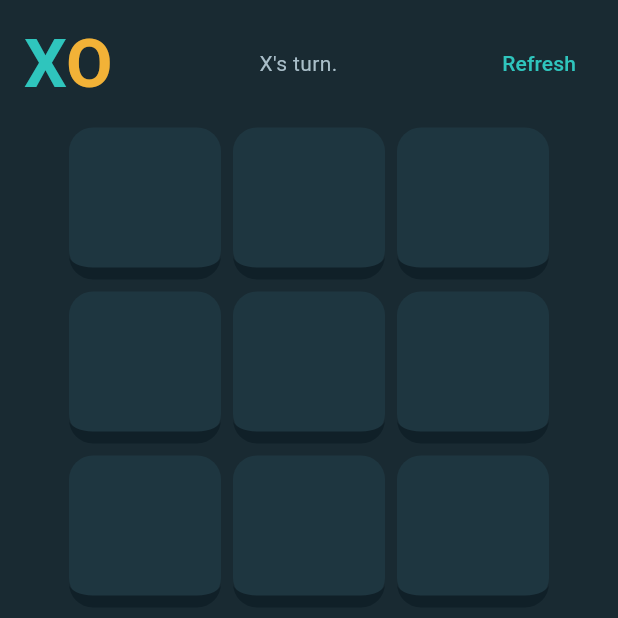
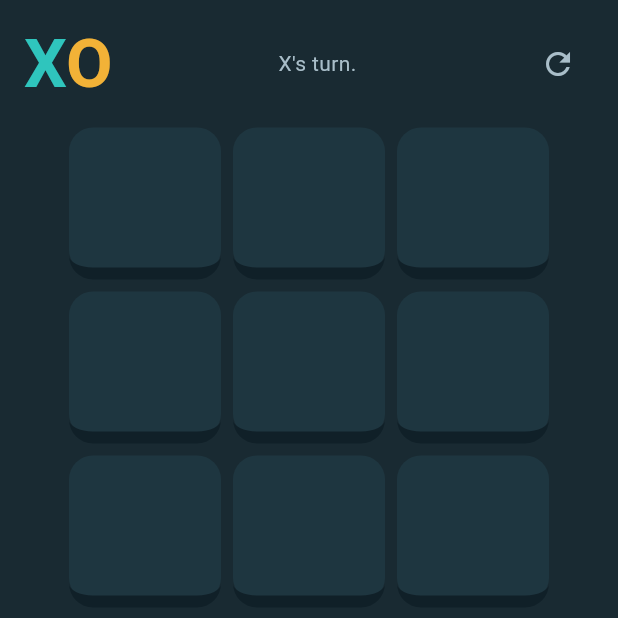
Before and after one commit to Mirror83/tic_tac_toe_flutter, a Flutter app: the screen it shows after launch, after a tap on "NEW GAME (VS CPU)", on a phone screen of 412 x 824 dp, the top half of it. Run offline on Flutter 3.47's test engine with Material 3 defaults, Android fonts, the phone set to English and light mode, and no system bars.

Commit message:
Extracted RefreshButton and converted it from a TextButton to an IconButton.

```diff
--- a/lib/components/header.dart
+++ b/lib/components/header.dart
@@ -16,12 +16,26 @@ class Header extends StatelessWidget {
         children: <Widget>[
           const PseudoLogo(),
           Text(gameInfo),
-          TextButton(
-            onPressed: refreshBoardCallBack,
-            child: const Text("Refresh"),
-          ),
+          RefreshButton(refreshBoardCallBack: refreshBoardCallBack),
         ],
       ),
     );
   }
 }
+
+class RefreshButton extends StatelessWidget {
+  const RefreshButton({
+    super.key,
+    required this.refreshBoardCallBack,
+  });
+
+  final void Function() refreshBoardCallBack;
+
+  @override
+  Widget build(BuildContext context) {
+    return IconButton(
+      onPressed: refreshBoardCallBack,
+      icon: const Icon(Icons.refresh),
+    );
+  }
+}
```
